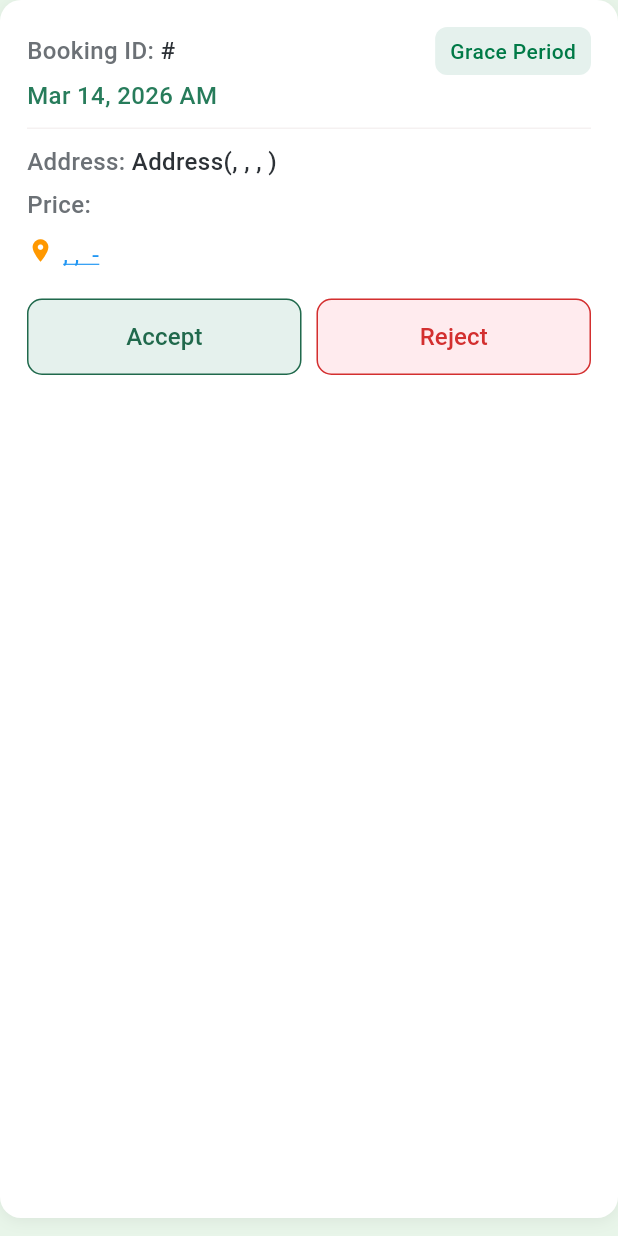
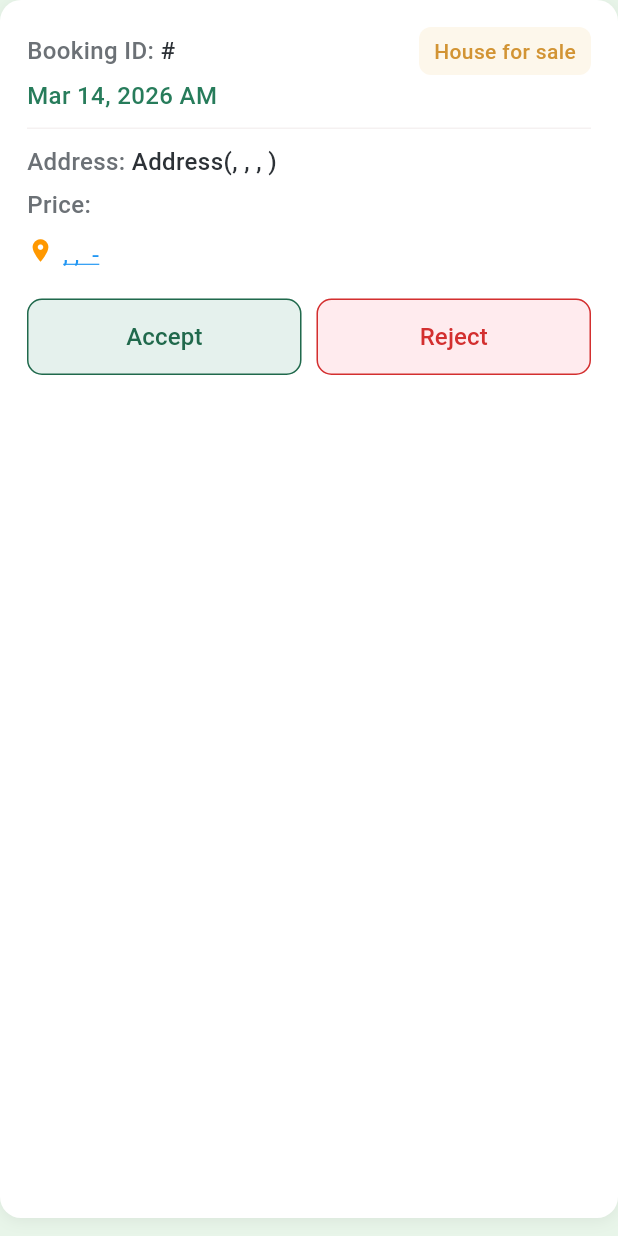
Before and after one commit to Mohammed-Obaid/exam_pagination_list, a Flutter app: the PropertyCard widget shown alone on an empty page, opened directly with empty values, on a phone screen of 412 x 824 dp. Run offline on Flutter 3.47's test engine with Material 3 defaults, Android fonts, the light colour scheme and no system bars; our stand-ins replace dartz, dio, equatable, flutter_bloc, get_it; network calls fail.

Commit message:
change values for status

```diff
--- a/lib/features/properties/presentation/widgets/property_card.dart
+++ b/lib/features/properties/presentation/widgets/property_card.dart
@@ -1,15 +1,22 @@
 import 'package:flutter/material.dart';
+import '../../../../config/app_radii.dart';
+import '../../../../config/app_colors.dart';
+import '../../../../config/app_spacing.dart';
+import '../../domain/entities/property.dart';
 import 'package:url_launcher/url_launcher.dart';
-
-import '../../../../config/app_colors.dart';
-import '../../../../config/app_radii.dart';
-import '../../../../config/app_spacing.dart';
 import '../../../../config/app_text_styles.dart';
 import '../../../../config/app_button_styles.dart';
-import '../../domain/entities/property.dart';
 
-/// Display status used so every card matches the target design (Replacement / Renewal / Grace Period).
-const _displayStatuses = ['Replacement', 'Renewal', 'Grace Period'];
+
+/// Display statuses from server; used for chip label and fallback when statusText is not in this list.
+const _displayStatuses = [
+  'House for sale',
+  'Condo for sale',
+  'Townhouse for sale',
+  'Multi-family home for sale',
+  'Apartment for sale',
+  'Coming soon',
+];
 
 class PropertyCard extends StatelessWidget {
   final Property property;
@@ -103,30 +110,25 @@ class PropertyCard extends StatelessWidget {
     return '${months[now.month - 1]} ${now.day}, ${now.year} $ampm';
   }
 
-  /// Returns one of [Replacement, Renewal, Grace Period] so card style matches target design.
+  /// Returns the status text to show on the card (from server or fallback).
   String get _displayStatus {
-    final st = property.statusText.toLowerCase();
-    if (st.contains('replacement')) return 'Replacement';
-    if (st.contains('renewal')) return 'Renewal';
-    if (st.contains('grace')) return 'Grace Period';
+    final fromServer = property.statusText.trim();
+    if (_displayStatuses.contains(fromServer)) return fromServer;
     if (index != null) {
       return _displayStatuses[index! % _displayStatuses.length];
     }
     final ht = property.homeType.toLowerCase();
-    if (ht.contains('house')) return 'Replacement';
-    if (ht.contains('condo')) return 'Renewal';
-    return 'Grace Period';
+    if (ht.contains('house')) return 'House for sale';
+    if (ht.contains('condo')) return 'Condo for sale';
+    if (ht.contains('townhouse')) return 'Townhouse for sale';
+    if (ht.contains('multi') || ht.contains('family')) return 'Multi-family home for sale';
+    if (ht.contains('apartment')) return 'Apartment for sale';
+    return _displayStatuses.first;
   }
 
   int _requestedDaysFor(String displayStatus) {
-    switch (displayStatus) {
-      case 'Renewal':
-        return 10;
-      case 'Grace Period':
-        return 3;
-      default:
-        return property.beds > 0 ? property.beds : 5;
-    }
+    if (displayStatus == 'Coming soon') return 3;
+    return property.beds > 0 ? property.beds : 5;
   }
 
   @override
@@ -284,7 +286,6 @@ class PropertyCard extends StatelessWidget {
               'Price: ',
               style: AppTextStyles.cardTitle.copyWith(
                 color: AppColors.bookingIdLabel,
-                // fontWeight: FontWeight.w400,
               ),
             ),
             Text(
@@ -299,14 +300,17 @@ class PropertyCard extends StatelessWidget {
 
   ({Color bg, Color text}) _statusChipStyle(String displayStatus) {
     switch (displayStatus) {
-      case 'Replacement':
+      case 'House for sale':
+      case 'Townhouse for sale':
+      case 'Multi-family home for sale':
         return (
           bg: AppColors.replacementChipBg,
           text: AppColors.replacementChipText
         );
-      case 'Renewal':
+      case 'Condo for sale':
+      case 'Apartment for sale':
         return (bg: AppColors.renewalChipBg, text: AppColors.renewalChipText);
-      case 'Grace Period':
+      case 'Coming soon':
         return (
           bg: AppColors.gracePeriodChipBg,
           text: AppColors.gracePeriodChipText
```
